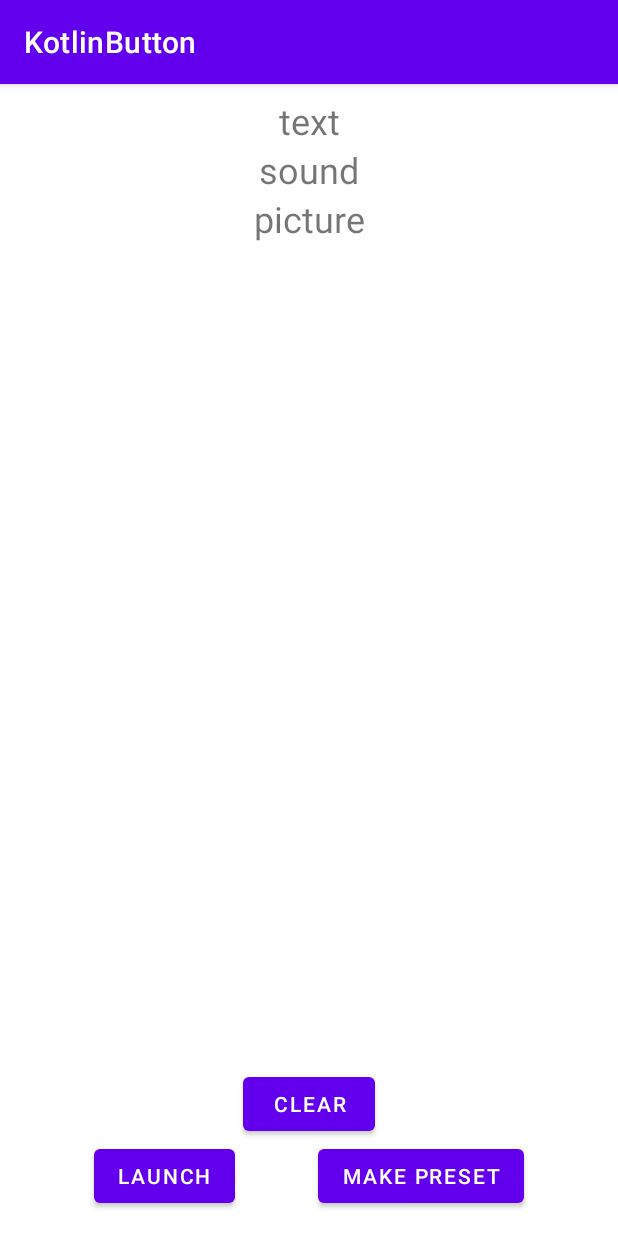
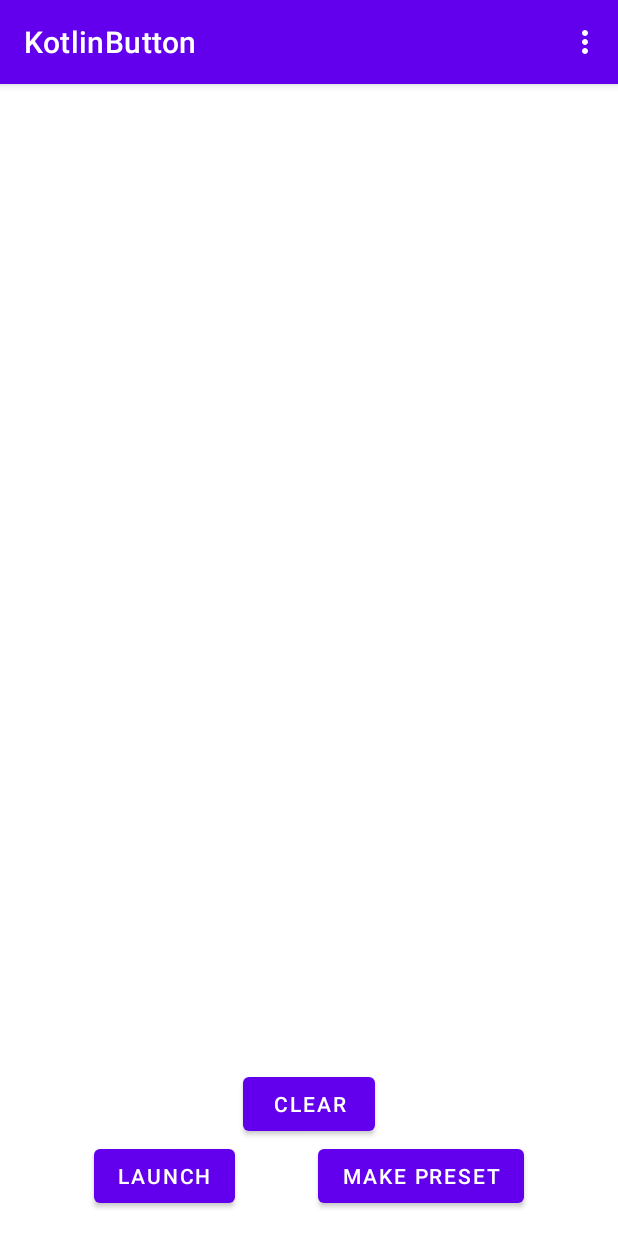
Before and after one commit to rpezzuti/KotlinButton, an Android app: the screen it shows after launch (MainActivity), on a phone screen of 412 x 824 dp. Run offline under Robolectric (Android 15) with nearby library versions, the phone set to English and light mode, and no system bars; our stand-ins replace Room's generated code, Timber, data binding.

Commit message:
added Options Menu

```diff
--- a/app/src/main/AndroidManifest.xml
+++ b/app/src/main/AndroidManifest.xml
@@ -6,7 +6,7 @@
         android:allowBackup="true"
         android:icon="@mipmap/ic_launcher"
         android:label="@string/app_name"
-        android:roundIcon="@mipmap/ic_launcher_round"
+        android:roundIcon="@mipmap/ic_the_button_round"
         android:supportsRtl="true"
         android:theme="@style/Theme.KotlinButton"
         android:name=".ButtonApplication">
--- a/app/src/main/java/rhett/pezzuti/kotlinbutton/home/HomeFragment.kt
+++ b/app/src/main/java/rhett/pezzuti/kotlinbutton/home/HomeFragment.kt
@@ -1,10 +1,8 @@
 package rhett.pezzuti.kotlinbutton.home
 
 import android.os.Bundle
+import android.view.*
 import androidx.fragment.app.Fragment
-import android.view.LayoutInflater
-import android.view.View
-import android.view.ViewGroup
 import android.widget.Toast
 import androidx.databinding.DataBindingUtil
 import androidx.lifecycle.ViewModelProvider
@@ -36,8 +34,11 @@ class HomeFragment : Fragment() {
      *          • IDFK
      *
      * - Add cool fade animation to when you launch the button fragment from the details fragment
-     *
-     * - Improve recycler view click listener to also add the preset sound ID to the arguments.
+     * - Add header to recycler view
+     * - Add menu for settings & info about app and how to use it
+     * - Play with permissions?
+     * - Change the top of the home fragment layout to have text or something.
+     *                • I.E. remove the 3 textView items and put something else there
      *
      */
 
@@ -82,6 +83,8 @@ class HomeFragment : Fragment() {
             }
         })
 
+
+
         /** Navigation Observers **/
         homeViewModel.navigateToSetText.observe(viewLifecycleOwner, { event ->
             if (event == true){
@@ -98,8 +101,8 @@ class HomeFragment : Fragment() {
         })
 
         /** SnackBar Observer **/
-        homeViewModel.showSnackBarEvent.observe(viewLifecycleOwner, { it ->
-            if (it == true){
+        homeViewModel.showSnackBarEvent.observe(viewLifecycleOwner, { event ->
+            if (event == true){
                 Snackbar.make(
                     requireActivity().findViewById(android.R.id.content),
                     getString(R.string.cleared_message),
@@ -109,7 +112,30 @@ class HomeFragment : Fragment() {
             }
         })
 
+        /** Define an Options Menu **/
+        setHasOptionsMenu(true)
         return binding.root
+    }
+
+    override fun onCreateOptionsMenu(menu: Menu, inflater: MenuInflater) {
+        inflater.inflate(R.menu.nav_menu, menu)
+        super.onCreateOptionsMenu(menu, inflater)
+    }
+
+    override fun onOptionsItemSelected(item: MenuItem): Boolean {
+        when (item.itemId){
+            R.id.show_info_menu -> Snackbar.make(
+                requireActivity().findViewById(android.R.id.content),
+                "Info Menu Item Selected",
+                Snackbar.LENGTH_SHORT
+            ).show()
+            R.id.show_settings_menu -> Snackbar.make(
+                requireActivity().findViewById(android.R.id.content),
+                "Settings Menu Item Selected",
+                Snackbar.LENGTH_SHORT
+            ).show()
+        }
+        return super.onOptionsItemSelected(item)
     }
 
 
--- a/app/src/main/res/layout/fragment_home.xml
+++ b/app/src/main/res/layout/fragment_home.xml
@@ -15,49 +15,49 @@
         android:padding="8dp"
         tools:context=".home.HomeFragment">
 
-        <RelativeLayout
-            android:id="@+id/relativeLayout"
-            android:layout_width="wrap_content"
-            android:layout_height="wrap_content"
-            android:orientation="vertical"
-            app:layout_constraintEnd_toEndOf="parent"
-            app:layout_constraintStart_toStartOf="parent"
-            app:layout_constraintTop_toTopOf="parent">
+<!--        <RelativeLayout-->
+<!--            android:id="@+id/relativeLayout"-->
+<!--            android:layout_width="wrap_content"-->
+<!--            android:layout_height="wrap_content"-->
+<!--            android:orientation="vertical"-->
+<!--            app:layout_constraintEnd_toEndOf="parent"-->
+<!--            app:layout_constraintStart_toStartOf="parent"-->
+<!--            app:layout_constraintTop_toTopOf="parent">-->
 
-            <TextView
-                android:id="@+id/tv_text"
-                android:layout_width="match_parent"
-                android:layout_height="wrap_content"
-                android:text="text"
-                android:textAlignment="center"
-                android:textSize="24sp"
-                tools:layout_editor_absoluteX="144dp"
-                tools:layout_editor_absoluteY="146dp" />
+<!--            <TextView-->
+<!--                android:id="@+id/tv_text"-->
+<!--                android:layout_width="match_parent"-->
+<!--                android:layout_height="wrap_content"-->
+<!--                android:text="text"-->
+<!--                android:textAlignment="center"-->
+<!--                android:textSize="24sp"-->
+<!--                tools:layout_editor_absoluteX="144dp"-->
+<!--                tools:layout_editor_absoluteY="146dp" />-->
 
-            <TextView
-                android:id="@+id/tv_sound"
-                android:layout_width="match_parent"
-                android:layout_height="wrap_content"
-                android:layout_below="@+id/tv_text"
-                android:text="sound"
-                android:textAlignment="center"
-                android:textSize="24sp" />
+<!--            <TextView-->
+<!--                android:id="@+id/tv_sound"-->
+<!--                android:layout_width="match_parent"-->
+<!--                android:layout_height="wrap_content"-->
+<!--                android:layout_below="@+id/tv_text"-->
+<!--                android:text="sound"-->
+<!--                android:textAlignment="center"-->
+<!--                android:textSize="24sp" />-->
 
-            <TextView
-                android:id="@+id/tv_picture"
-                android:layout_width="match_parent"
-                android:layout_height="wrap_content"
-                android:layout_below="@+id/tv_sound"
-                android:text="picture"
-                android:textAlignment="center"
-                android:textSize="24sp" />
-        </RelativeLayout>
+<!--            <TextView-->
+<!--                android:id="@+id/tv_picture"-->
+<!--                android:layout_width="match_parent"-->
+<!--                android:layout_height="wrap_content"-->
+<!--                android:layout_below="@+id/tv_sound"-->
+<!--                android:text="picture"-->
+<!--                android:textAlignment="center"-->
+<!--                android:textSize="24sp" />-->
+<!--        </RelativeLayout>-->
 
         <androidx.recyclerview.widget.RecyclerView
             android:id="@+id/recyclerView"
             android:layout_width="0dp"
             android:layout_height="0dp"
-            app:layout_constraintTop_toBottomOf="@id/relativeLayout"
+            app:layout_constraintTop_toTopOf="parent"
             app:layout_constraintStart_toStartOf="parent"
             app:layout_constraintEnd_toEndOf="parent"
             app:layout_constraintBottom_toTopOf="@id/button_clear"
--- a/app/src/main/res/menu/nav_menu.xml
+++ b/app/src/main/res/menu/nav_menu.xml
@@ -1,4 +1,10 @@
 <?xml version="1.0" encoding="utf-8"?>
 <menu xmlns:android="http://schemas.android.com/apk/res/android">
-
+    <item
+        android:id="@+id/show_info_menu"
+        android:title="@string/menu_info">
+    </item>
+    <item
+        android:id="@+id/show_settings_menu"
+        android:title="@string/menu_settings" />
 </menu>
--- /dev/null
+++ b/app/src/main/res/mipmap-anydpi-v26/ic_the_button.xml
@@ -0,0 +1,5 @@
+<?xml version="1.0" encoding="utf-8"?>
+<adaptive-icon xmlns:android="http://schemas.android.com/apk/res/android">
+    <background android:drawable="@color/ic_the_button_background"/>
+    <foreground android:drawable="@drawable/ic_the_button_foreground"/>
+</adaptive-icon>
--- /dev/null
+++ b/app/src/main/res/mipmap-anydpi-v26/ic_the_button_round.xml
@@ -0,0 +1,5 @@
+<?xml version="1.0" encoding="utf-8"?>
+<adaptive-icon xmlns:android="http://schemas.android.com/apk/res/android">
+    <background android:drawable="@color/ic_the_button_background"/>
+    <foreground android:drawable="@drawable/ic_the_button_foreground"/>
+</adaptive-icon>
--- /dev/null
+++ b/app/src/main/res/values/ic_the_button_background.xml
@@ -0,0 +1,4 @@
+<?xml version="1.0" encoding="utf-8"?>
+<resources>
+    <color name="ic_the_button_background">#6985DC</color>
+</resources>
--- a/app/src/main/res/values/strings.xml
+++ b/app/src/main/res/values/strings.xml
@@ -32,4 +32,6 @@
     <string name="text_chimes">Chimes</string>
     <string name="text_teehee">Teehee</string>
     <string name="details_sound_text">Click to hear your sound!</string>
+    <string name="menu_info">Info</string>
+    <string name="menu_settings">Settings</string>
 </resources>
```
Also changed, not shown: app/src/main/res/drawable/ic_the_button_foreground.xml (added, +15 -0 lines), app/src/main/ic_the_button-playstore.png (added), app/src/main/res/mipmap-hdpi/ic_the_button.png (added), app/src/main/res/mipmap-hdpi/ic_the_button_round.png (added), app/src/main/res/mipmap-mdpi/ic_the_button.png (added), app/src/main/res/mipmap-mdpi/ic_the_button_round.png (added), app/src/main/res/mipmap-xhdpi/ic_the_button.png (added), app/src/main/res/mipmap-xhdpi/ic_the_button_round.png (added), app/src/main/res/mipmap-xxhdpi/ic_the_button.png (added), app/src/main/res/mipmap-xxhdpi/ic_the_button_round.png (added), app/src/main/res/mipmap-xxxhdpi/ic_the_button.png (added), app/src/main/res/mipmap-xxxhdpi/ic_the_button_round.png (added).
